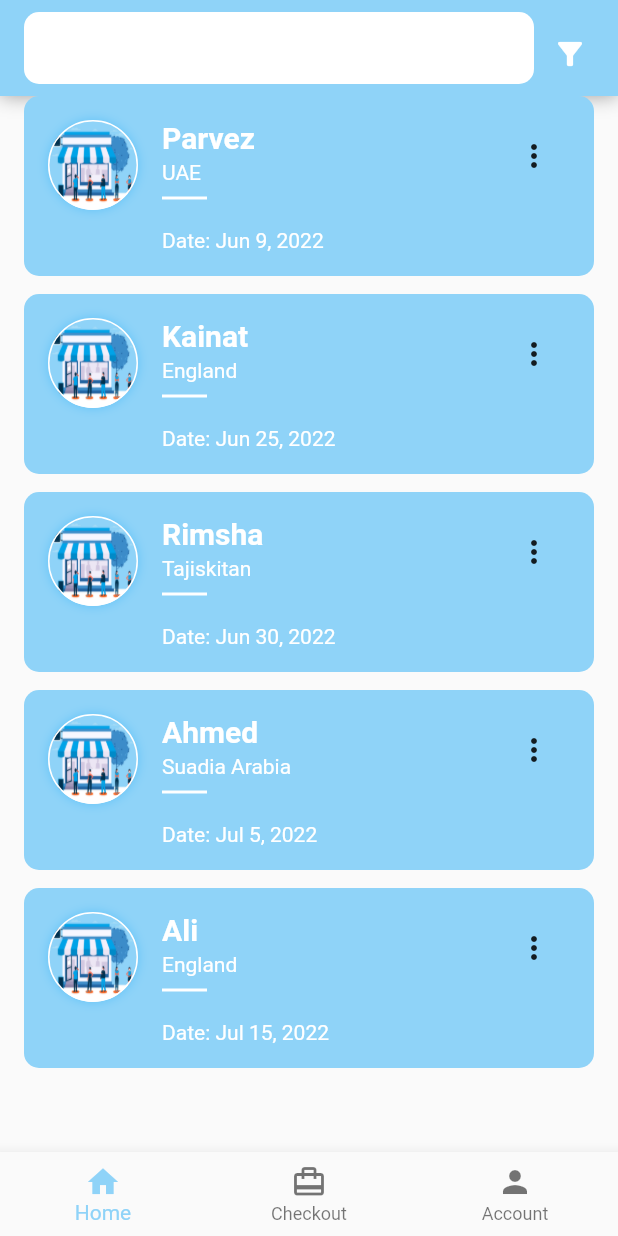
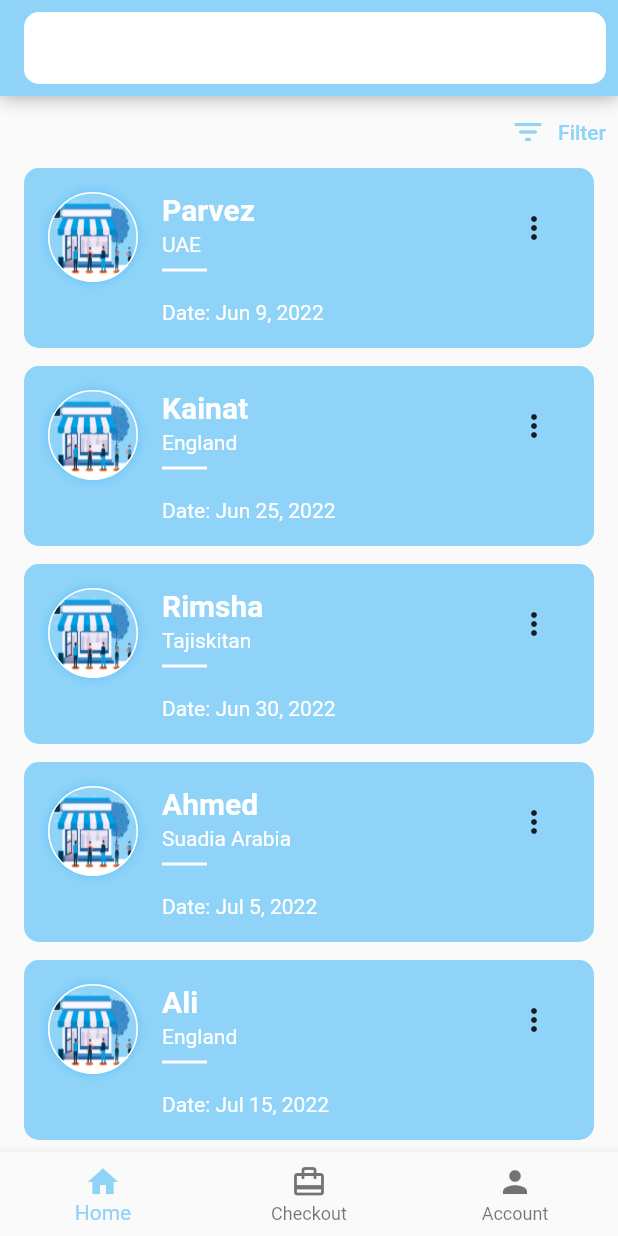
Before and after one commit to hammadparveez/byat_flutter, a Flutter app: the BottomNavigationUI screen opened by its route, after a tap on the "search" icon, on a phone screen of 412 x 824 dp. Run offline on Flutter 3.47's test engine with Material 2 defaults, Android fonts, the phone set to English and light mode, and no system bars; our stand-ins replace easy_localization, firebase_auth, firebase_core, infinite_scroll_pagination, shared_preferences, simple_animations; accounts and stored records are empty.

Commit message:
designed animated filter and added locale

```diff
--- a/assets/translations/ar.json
+++ b/assets/translations/ar.json
@@ -34,5 +34,7 @@
     "toggle_lang": "تبديل اللغة",
     "welcome_byat": "مرحبا بكم في بيات",
     "get_started": "البدء",
-    "welcome_byat_text":"مرحبًا بك في تطبيق Byat Test ، انقر للمتابعة"
+    "welcome_byat_text":"مرحبًا بك في تطبيق Byat Test ، انقر للمتابعة",
+    "swipe_up_log_in": "اسحب لأعلى لتسجيل الدخول",
+    "filter":"منقي"
  }
--- a/assets/translations/en.json
+++ b/assets/translations/en.json
@@ -34,5 +34,7 @@
 "toggle_lang": "Toggle Language",
 "welcome_byat": "Welcome to Byat",
 "get_started": "Get Started",
-"welcome_byat_text": "Welcome to Byat Test App tap\nto continue"
+"welcome_byat_text": "Welcome to Byat Test App tap\nto continue",
+"swipe_up_log_in": "Swipe up to Log in",
+"filter": "Filter"
  }
--- a/lib/ui/base_widiget/message_dialog.dart
+++ b/lib/ui/base_widiget/message_dialog.dart
@@ -10,7 +10,7 @@ class MessageDialog extends StatelessWidget {
       content: Column(
         mainAxisSize: MainAxisSize.min,
         children: [
-          Image.asset('assets/logo.png', height: 40, width: 40),
+          Image.asset('assets/images/logo.png', height: 40, width: 40),
           const SizedBox(height: 8),
           Text(title),
         ],
--- a/lib/ui/home/components/animated_search_bar.dart
+++ b/lib/ui/home/components/animated_search_bar.dart
@@ -51,6 +51,8 @@ class AnimatedSearchBar extends StatelessWidget {
                       borderRadius: BorderRadius.circular(10),
                     ),
                     child: ByatTextField(
+                      controller:
+                          context.read<SearchProvider>().searchController,
                       focusNode: context.read<SearchProvider>().searchFocusNode,
                       showBorder: false,
                       suffixIconColor: Theme.of(context).colorScheme.onPrimary,
--- a/lib/ui/home/home.dart
+++ b/lib/ui/home/home.dart
@@ -4,6 +4,7 @@ import 'package:byat_flutter/provider/filter_provider.dart';
 import 'package:byat_flutter/provider/search_provider.dart';
 import 'package:byat_flutter/routes.dart';
 import 'package:byat_flutter/ui/base_widiget/custom_badge.dart';
+import 'package:byat_flutter/ui/base_widiget/elevated_button.dart';
 import 'package:byat_flutter/ui/base_widiget/text_field.dart';
 import 'package:byat_flutter/ui//home/components/filter_sheet.dart';
 import 'package:byat_flutter/ui/home/components/animated_search_bar.dart';
@@ -13,6 +14,7 @@ import 'package:easy_localization/easy_localization.dart';
 import 'package:flutter/material.dart';
 import 'package:infinite_scroll_pagination/infinite_scroll_pagination.dart';
 import 'package:provider/provider.dart';
+import 'package:simple_animations/simple_animations.dart';
 
 class HomeUI extends StatefulWidget {
   const HomeUI({super.key});
@@ -44,8 +46,12 @@ class _HomeUIState extends State<HomeUI> {
   _attachListeners() {
     _pagingController.addPageRequestListener(_fetchItems);
     _searchProvider.searchController!.addListener(_searchControllerListener);
-    _searchProvider.searchFocusNode!
-        .addListener(_searchProvider.saveSearchHistory);
+    _searchProvider.searchFocusNode!.addListener(() {
+      _searchProvider.saveSearchHistory();
+      if (!_searchProvider.searchFocusNode!.hasFocus) {
+        _searchProvider.toggleSearch();
+      }
+    });
   }
 
   _searchControllerListener() {
@@ -99,6 +105,21 @@ class _HomeUIState extends State<HomeUI> {
     return Column(
       children: [
         _buildTopBar(),
+        Align(
+          alignment: Alignment.centerRight,
+          child: TextButton.icon(
+            icon: const Icon(Icons.filter_list_rounded),
+            onPressed: () => showModalBottomSheet(
+                context: context,
+                shape: const RoundedRectangleBorder(
+                  borderRadius: BorderRadius.only(
+                      topLeft: Radius.circular(15),
+                      topRight: Radius.circular(15)),
+                ),
+                builder: (_) => FilterSheet(pageController: _pagingController)),
+            label: Text('filter'.tr()),
+          ),
+        ),
         Expanded(
           child: Stack(
             children: [
@@ -116,52 +137,13 @@ class _HomeUIState extends State<HomeUI> {
     return Container(
       decoration: BoxDecoration(
         color: Theme.of(context).colorScheme.primary,
-        boxShadow: [
+        boxShadow: const [
           BoxShadow(blurRadius: 10, color: ByatColors.darkGrey),
         ],
       ),
       child: Padding(
         padding: EdgeInsets.fromLTRB(16, safeAreaPadding, 8, 0),
-        child: Row(
-          children: [
-            Expanded(
-              child: AnimatedSearchBar(),
-            ),
-            // Expanded(
-              //  ByatTextField(
-
-            //       focusNode: context.read<SearchProvider>().searchFocusNode,
-            //       showBorder: false,
-            //       suffixIconColor: Theme.of(context).colorScheme.onPrimary,
-            //       textColor: Theme.of(context).colorScheme.onPrimary,
-            //       cursorColor: Theme.of(context).colorScheme.onPrimary,
-            //       suffixIcon: Consumer<SearchProvider>(
-            //           builder: (context, searchProvider, child) {
-            //         final hasFocus = searchProvider.searchFocusNode!.hasFocus;
-            //         return IconButton(
-            //           color: ByatColors.white,
-            //           icon: hasFocus
-            //               ? const Icon(Icons.close)
-            //               : const Icon(Icons.search),
-            //           onPressed: () {
-            //             if (hasFocus) {
-            //               searchProvider.searchController!.clear();
-            //             } else {
-            //               searchProvider.searchFocusNode!.requestFocus();
-            //             }
-            //           },
-            //         );
-            //       })),
-            // ),
-            IconButton(
-                color: Theme.of(context).colorScheme.onPrimary,
-                onPressed: () => showModalBottomSheet(
-                    context: context,
-                    builder: (_) =>
-                        FilterSheet(pageController: _pagingController)),
-                icon: const Icon(Icons.filter_alt)),
-          ],
-        ),
+        child: const AnimatedSearchBar(),
       ),
     );
   }
@@ -177,10 +159,34 @@ class _UsersListView extends StatelessWidget {
       return Padding(
         padding: const EdgeInsets.symmetric(horizontal: 16),
         child: PagedListView<int, UserModel>.separated(
+          padding: EdgeInsets.zero,
           pagingController: controller,
           separatorBuilder: (_, index) => const SizedBox(height: 12),
-          builderDelegate:
-              PagedChildBuilderDelegate(itemBuilder: (_, user, index) {
+          builderDelegate: PagedChildBuilderDelegate(
+              animateTransitions: true,
+              noItemsFoundIndicatorBuilder: (_) => Column(
+                    mainAxisAlignment: MainAxisAlignment.center,
+                    children: [
+                      const Text('We are sorry!',
+                          style: TextStyle(
+                              fontSize: 20, fontWeight: FontWeight.bold)),
+                      const Padding(
+                        padding: EdgeInsets.symmetric(vertical: 8.0),
+                        child: Text('Byat could not find anything'),
+                      ),
+                      ByatElevatedButton(
+                          title: 'Tap to reload', onTap: controller.refresh),
+                    ],
+                  ),
+              firstPageProgressIndicatorBuilder: (_) => Column(
+                    mainAxisAlignment: MainAxisAlignment.center,
+                    children: const [
+                      CircularProgressIndicator(),
+                      SizedBox(height: 8),
+                      Text('Byat Loading...'),
+                    ],
+                  ),
+              itemBuilder: (_, user, index) {
                 final date = DateFormat.yMMMd().format(user.date);
 
                 return GestureDetector(
@@ -190,8 +196,8 @@ class _UsersListView extends StatelessWidget {
                   },
                   child: Container(
                     height: 120,
-                padding:
-                    const EdgeInsets.symmetric(vertical: 16, horizontal: 16),
+                    padding: const EdgeInsets.symmetric(
+                        vertical: 16, horizontal: 16),
                     decoration: BoxDecoration(
                       color: Theme.of(context).colorScheme.primary,
                       borderRadius: BorderRadius.circular(10),
@@ -204,11 +210,13 @@ class _UsersListView extends StatelessWidget {
                           width: 60,
                           decoration: BoxDecoration(
                               border: Border.all(
-                              color: Theme.of(context).colorScheme.onPrimary),
+                                  color:
+                                      Theme.of(context).colorScheme.onPrimary),
                               shape: BoxShape.circle,
                               boxShadow: const [
                                 BoxShadow(
-                                blurRadius: 5, color: ByatColors.primaryDark)
+                                    blurRadius: 5,
+                                    color: ByatColors.primaryDark)
                               ],
                               image: const DecorationImage(
                                   fit: BoxFit.fill,
@@ -223,8 +231,9 @@ class _UsersListView extends StatelessWidget {
                                     fontSize: 20,
                                     overflow: TextOverflow.ellipsis,
                                     fontWeight: FontWeight.bold,
-                                color:
-                                    Theme.of(context).colorScheme.onPrimary)),
+                                    color: Theme.of(context)
+                                        .colorScheme
+                                        .onPrimary)),
                             Text(
                               user.nationality,
                               style: TextStyle(
@@ -265,30 +274,6 @@ class _UsersListView extends StatelessWidget {
               }),
         ),
       );
-      // return ListView.separated(
-      //     padding: const EdgeInsets.only(top: 20),
-      //     itemCount: filter.duplicatedData.length,
-      //     separatorBuilder: (_, index) => const Divider(),
-      //     itemBuilder: (_, index) {
-      //       final user = filter.duplicatedData[index];
-      //       final date = DateFormat.yMMMd().format(user.date);
-      //       return ListTile(
-      //         onTap: () {
-      //           filter.onUserSelect(user);
-      //           Navigator.pushNamed(context, ByatRoute.userDetail);
-      //         },
-      //         title: Text(user.name.toLowerCase().tr()),
-      //         trailing: Column(
-      //           crossAxisAlignment: CrossAxisAlignment.end,
-      //           children: [
-      //             Text('Date: $date'),
-      //             const SizedBox(width: 8),
-      //             Text(
-      //                 'Nationality: ${filter.duplicatedData[index].nationality}'),
-      //           ],
-      //         ),
-      //       );
-      //     });
     });
   }
 }
@@ -308,8 +293,16 @@ class _SavedSearches extends StatelessWidget {
       final isHistoryEmpty = searchProvider.searchedHistory.isEmpty;
       if (hasNotFocus || isHistoryEmpty) return const SizedBox();
       return Positioned(
+        child: TweenAnimationBuilder(
+            duration: const Duration(milliseconds: 300),
+            tween: Tween(begin: const Offset(0, 1), end: const Offset(0, 0)),
+            builder: (context, offset, child) {
+              return AnimatedSlide(
+                duration: const Duration(seconds: 0),
+                offset: offset,
                 child: Container(
-          padding: const EdgeInsets.symmetric(vertical: 10, horizontal: 15),
+                  padding:
+                      const EdgeInsets.symmetric(vertical: 10, horizontal: 15),
                   decoration: const BoxDecoration(
                       borderRadius: BorderRadius.only(
                           bottomLeft: Radius.circular(8),
@@ -326,7 +319,8 @@ class _SavedSearches extends StatelessWidget {
                                   title: e,
                                   onTap: () {
                                     searchProvider.onSavedHistoryTagTap(e);
-                            if (onHistoryTagTap != null) onHistoryTagTap!();
+                                    if (onHistoryTagTap != null)
+                                      onHistoryTagTap!();
                                   },
                                 ))
                             .toList(),
@@ -347,6 +341,8 @@ class _SavedSearches extends StatelessWidget {
                   ),
                 ),
               );
+            }),
+      );
     });
   }
 }
```
Also changed, not shown: lib/ui/auth/swipe_to_login.dart (+3 -5 lines), lib/ui/home/components/filter_sheet.dart (+3 -5 lines). Lines whose indentation alone changed are shown as unchanged.
